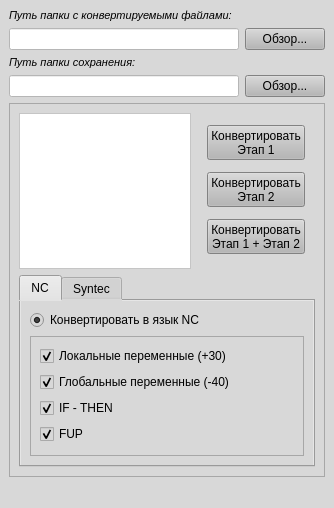
Above: design.ui from licwim/Fanuc before the change. Below: the same form after it.
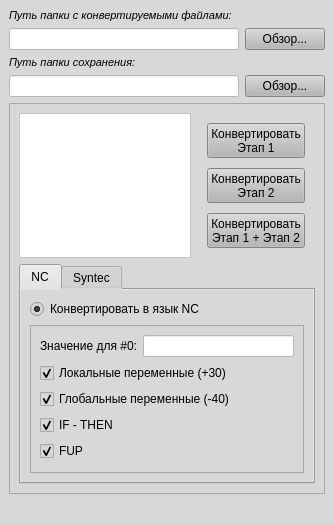
That is the form after the change. Icons and pictures are not drawn.

The edit to the form file:
```diff
--- a/design.ui
+++ b/design.ui
@@ -261,6 +261,24 @@
               <enum>QFrame::Raised</enum>
              </property>
              <layout class="QVBoxLayout" name="verticalLayout_3">
+              <item>
+               <layout class="QHBoxLayout" name="horizontalLayout_2">
+                <item>
+                 <widget class="QLabel" name="label_3">
+                  <property name="text">
+                   <string>Значение для #0:</string>
+                  </property>
+                 </widget>
+                </item>
+                <item>
+                 <widget class="QLineEdit" name="set_nc_Null">
+                  <property name="styleSheet">
+                   <string notr="true">background-color: rgb(255, 255, 255);</string>
+                  </property>
+                 </widget>
+                </item>
+               </layout>
+              </item>
               <item>
                <widget class="QCheckBox" name="set_nc_LocalVar">
                 <property name="text">
```
Left out of the diff: 2 changed lines with no effect on the pictures.
